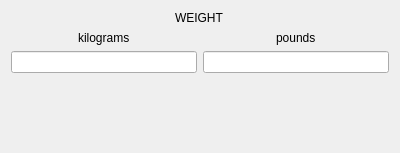
Before: the Qt Designer form weightwidget.ui in dimitris47/units, drawn with Qt 5.
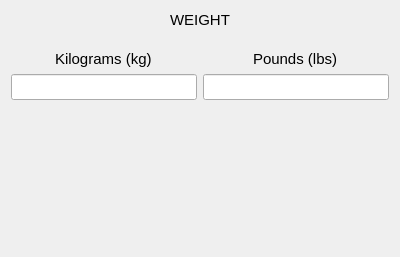
After: the same form once the commit is applied.

What changed in the file:
```diff
--- a/weightwidget.ui
+++ b/weightwidget.ui
@@ -7,61 +7,74 @@
     <x>0</x>
     <y>0</y>
     <width>400</width>
-    <height>153</height>
+    <height>257</height>
    </rect>
   </property>
   <property name="windowTitle">
    <string>Frame</string>
   </property>
   <layout class="QGridLayout" name="gridLayout">
+   <item row="3" column="0">
+    <widget class="QLineEdit" name="kgline">
+     <property name="sizePolicy">
+      <sizepolicy hsizetype="Preferred" vsizetype="Fixed">
+       <horstretch>0</horstretch>
+       <verstretch>0</verstretch>
+      </sizepolicy>
+     </property>
+     <property name="font">
+      <font>
+       <pointsize>11</pointsize>
+      </font>
+     </property>
+     <property name="text">
+      <string/>
+     </property>
+    </widget>
+   </item>
+   <item row="2" column="0" alignment="Qt::AlignHCenter">
+    <widget class="QLabel" name="kglabel">
+     <property name="font">
+      <font>
+       <pointsize>11</pointsize>
+      </font>
+     </property>
+     <property name="text">
+      <string>Kilograms (kg)</string>
+     </property>
+    </widget>
+   </item>
    <item row="0" column="0" colspan="2" alignment="Qt::AlignHCenter">
     <widget class="QLabel" name="label">
+     <property name="font">
+      <font>
+       <pointsize>11</pointsize>
+      </font>
+     </property>
      <property name="text">
       <string>WEIGHT</string>
      </property>
     </widget>
    </item>
-   <item row="1" column="1" alignment="Qt::AlignHCenter">
-    <widget class="QLabel" name="lbslabel">
-     <property name="text">
-      <string>pounds</string>
-     </property>
-    </widget>
-   </item>
-   <item row="2" column="1">
-    <widget class="QLineEdit" name="lbsline">
-     <property name="sizePolicy">
-      <sizepolicy hsizetype="Preferred" vsizetype="Fixed">
-       <horstretch>0</horstretch>
-       <verstretch>0</verstretch>
-      </sizepolicy>
-     </property>
-     <property name="text">
-      <string/>
-     </property>
-    </widget>
-   </item>
-   <item row="1" column="0" alignment="Qt::AlignHCenter">
-    <widget class="QLabel" name="kglabel">
-     <property name="text">
-      <string>kilograms</string>
-     </property>
-    </widget>
-   </item>
-   <item row="2" column="0">
-    <widget class="QLineEdit" name="kgline">
-     <property name="sizePolicy">
-      <sizepolicy hsizetype="Preferred" vsizetype="Fixed">
-       <horstretch>0</horstretch>
-       <verstretch>0</verstretch>
-      </sizepolicy>
-     </property>
-     <property name="text">
-      <string/>
-     </property>
-    </widget>
-   </item>
    <item row="3" column="1">
+    <widget class="QLineEdit" name="lbsline">
+     <property name="sizePolicy">
+      <sizepolicy hsizetype="Preferred" vsizetype="Fixed">
+       <horstretch>0</horstretch>
+       <verstretch>0</verstretch>
+      </sizepolicy>
+     </property>
+     <property name="font">
+      <font>
+       <pointsize>11</pointsize>
+      </font>
+     </property>
+     <property name="text">
+      <string/>
+     </property>
+    </widget>
+   </item>
+   <item row="4" column="1">
     <spacer name="verticalSpacer">
      <property name="orientation">
       <enum>Qt::Vertical</enum>
@@ -74,6 +87,34 @@
      </property>
     </spacer>
    </item>
+   <item row="2" column="1" alignment="Qt::AlignHCenter">
+    <widget class="QLabel" name="lbslabel">
+     <property name="font">
+      <font>
+       <pointsize>11</pointsize>
+      </font>
+     </property>
+     <property name="text">
+      <string>Pounds (lbs)</string>
+     </property>
+    </widget>
+   </item>
+   <item row="1" column="0">
+    <spacer name="verticalSpacer_2">
+     <property name="orientation">
+      <enum>Qt::Vertical</enum>
+     </property>
+     <property name="sizeType">
+      <enum>QSizePolicy::Fixed</enum>
+     </property>
+     <property name="sizeHint" stdset="0">
+      <size>
+       <width>20</width>
+       <height>15</height>
+      </size>
+     </property>
+    </spacer>
+   </item>
   </layout>
  </widget>
  <tabstops>
```
